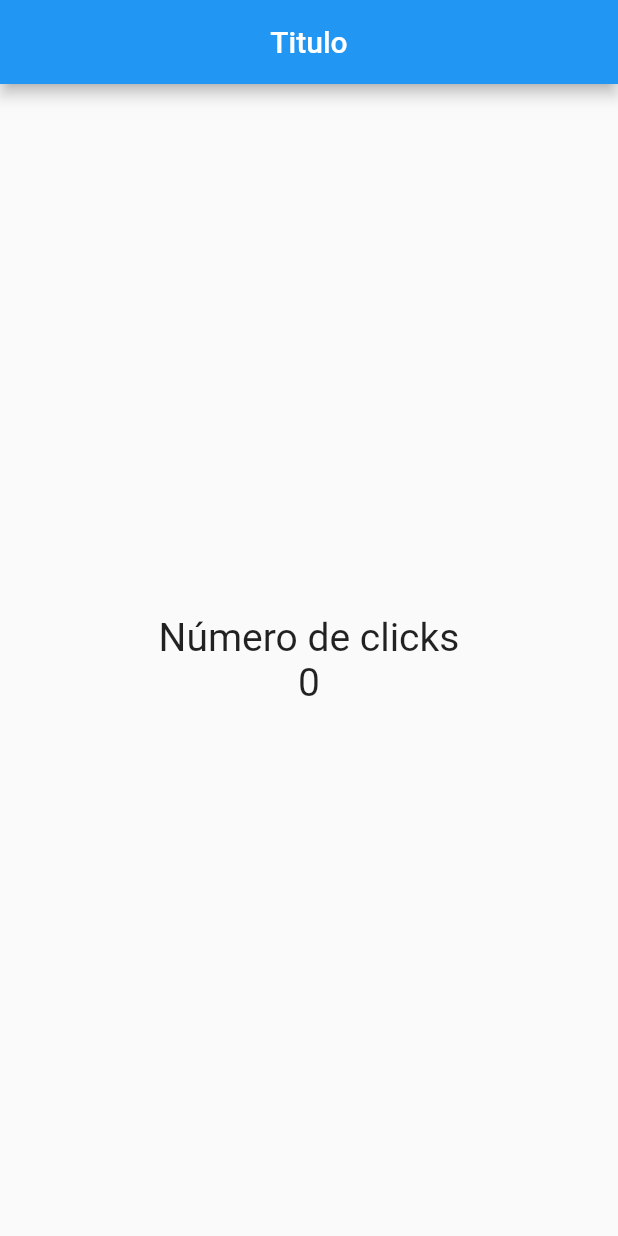
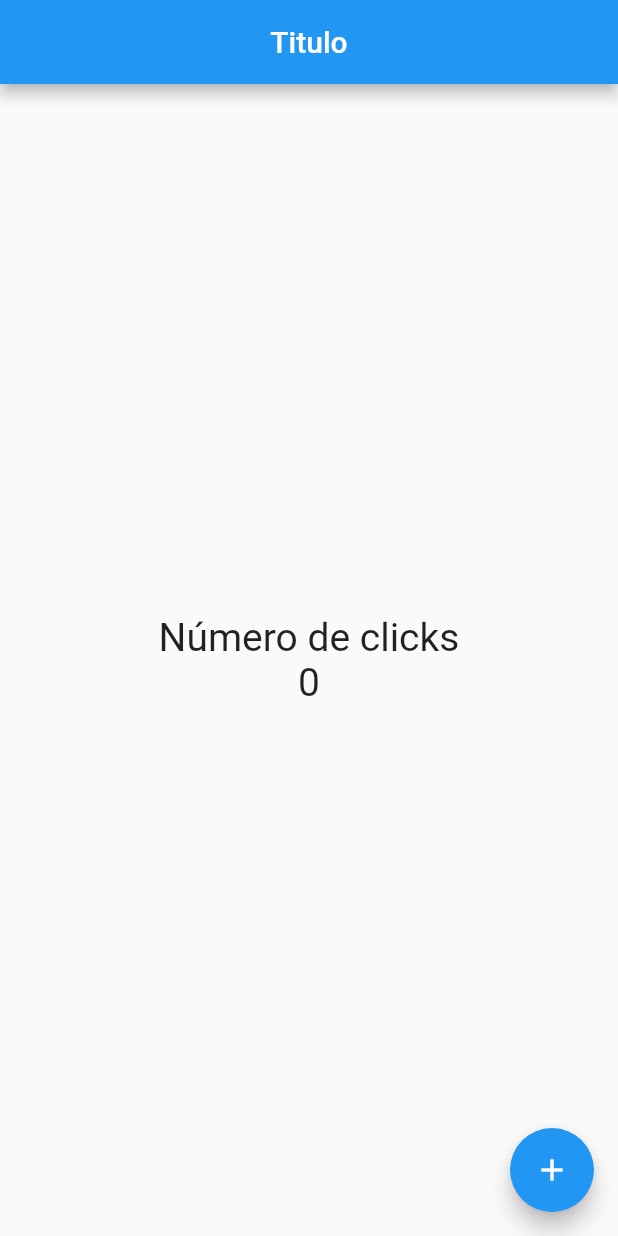
Before and after one commit to hijuliancode/flutter_counter, a Flutter app: the screen it shows after launch, on a phone screen of 412 x 824 dp. Run offline on Flutter 3.47's test engine with Material 2 defaults, Android fonts, the phone set to English and light mode, and no system bars.

Commit message:
Botón flotante - FloatingActionButton

```diff
--- a/lib/src/pages/home_page.dart
+++ b/lib/src/pages/home_page.dart
@@ -18,7 +18,14 @@ class HomePage extends StatelessWidget {
           children: <Widget>[
             Text('Número de clicks', style: estiloTexto),
             Text('0', style: estiloTexto)
-        ],),
+          ],
+        ),
+      ),
+      floatingActionButton: FloatingActionButton(
+        child: Icon( Icons.add ),
+        onPressed: () {
+          print('Hola mundo!');
+        },
       )
     );
   }
```
